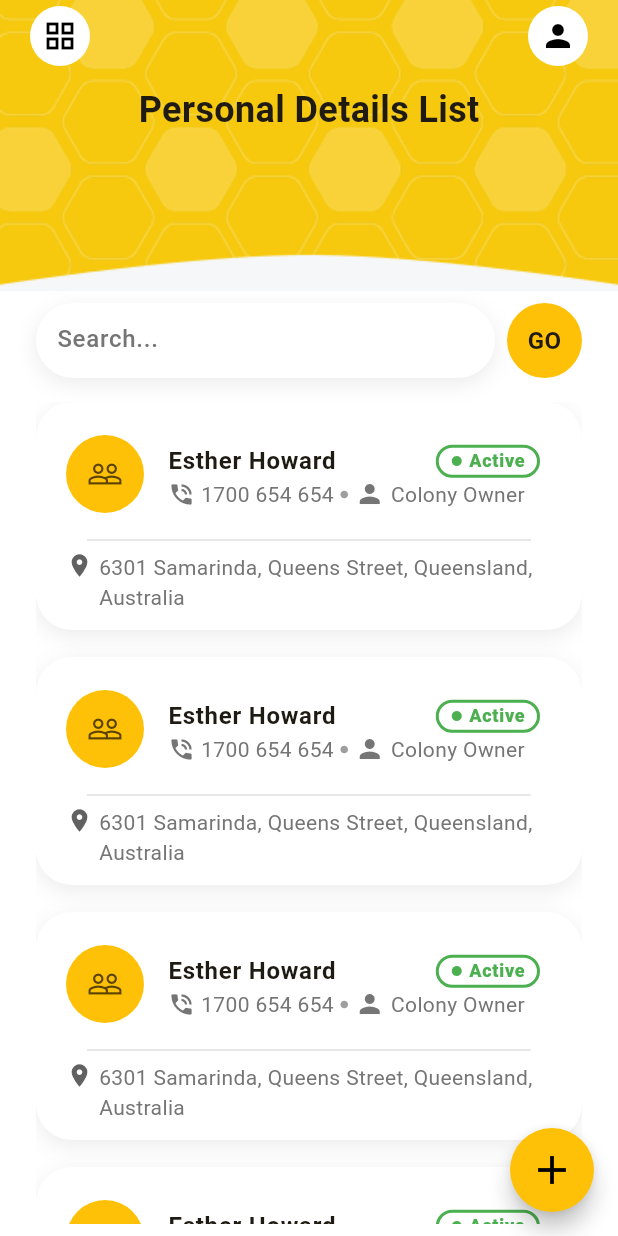
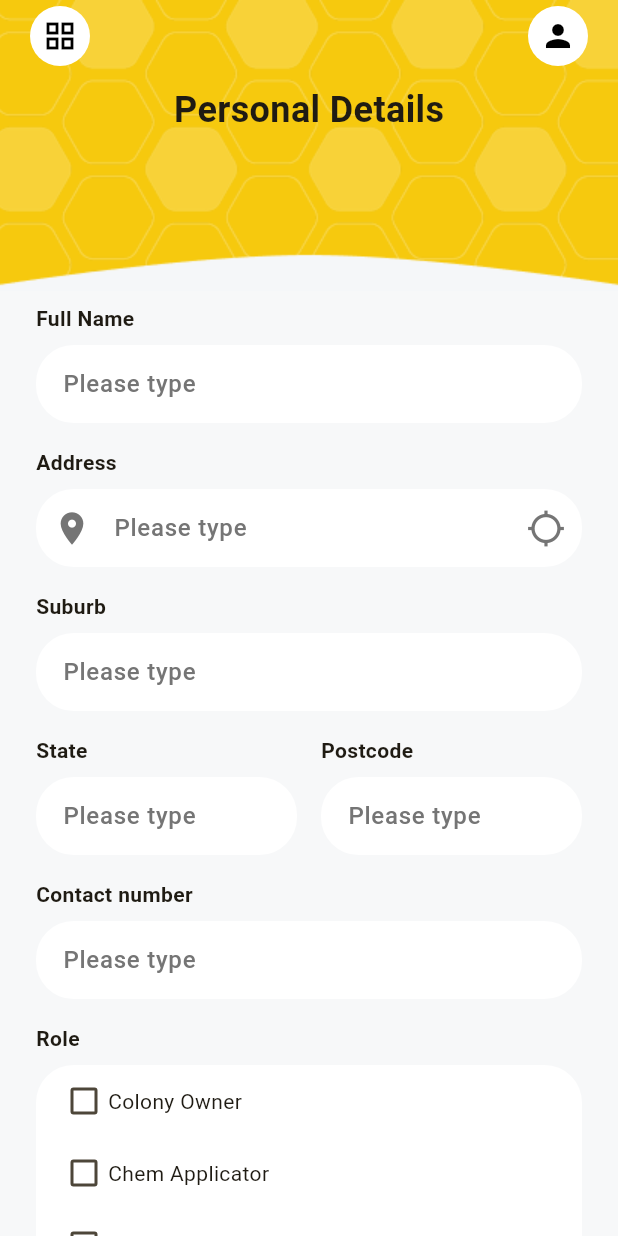
Before and after one commit to vishnucprasad/bee_chem, a Flutter app: the HomeScreen screen opened by its route, after a tap on the "add" icon, on a phone screen of 412 x 824 dp. Run offline on Flutter 3.47's test engine with Material 3 defaults, Android fonts, the phone set to English and light mode, and no system bars; our stand-ins replace flutter_hooks, go_router.

Commit message:
Designed Personal Details Form Screen

```diff
--- a/lib/presentation/router/router.dart
+++ b/lib/presentation/router/router.dart
@@ -1,5 +1,6 @@
 import 'package:bee_chem_app/presentation/screens/home/home_screen.dart';
 import 'package:bee_chem_app/presentation/screens/login/login_screen.dart';
+import 'package:bee_chem_app/presentation/screens/personal_details/personal_details_screen.dart';
 import 'package:bee_chem_app/presentation/screens/splash/splash_screen.dart';
 import 'package:go_router/go_router.dart';
 
@@ -18,5 +19,9 @@ final GoRouter router = GoRouter(
       path: HomeScreen.routePath,
       builder: (context, state) => const HomeScreen(),
     ),
+    GoRoute(
+      path: PersonalDetailsScreen.routePath,
+      builder: (context, state) => const PersonalDetailsScreen(),
+    ),
   ],
 );
--- a/lib/presentation/screens/home/home_screen.dart
+++ b/lib/presentation/screens/home/home_screen.dart
@@ -1,6 +1,9 @@
 import 'package:bee_chem_app/presentation/core/widgets/bee_chem_app_bar.dart';
+import 'package:bee_chem_app/presentation/screens/home/widgets/personal_details_list.dart';
 import 'package:bee_chem_app/presentation/screens/home/widgets/search_box.dart';
+import 'package:bee_chem_app/presentation/screens/personal_details/personal_details_screen.dart';
 import 'package:flutter/material.dart';
+import 'package:go_router/go_router.dart';
 
 class HomeScreen extends StatelessWidget {
   const HomeScreen({super.key});
@@ -18,143 +21,13 @@ class HomeScreen extends StatelessWidget {
             children: [
               SearchBox(),
               SizedBox(height: 16),
-              Expanded(
-                child: ListView.separated(
-                  itemBuilder: (context, index) => Container(
-                    padding: const EdgeInsets.symmetric(
-                      horizontal: 4,
-                      vertical: 12,
-                    ),
-                    decoration: BoxDecoration(
-                      color: Colors.white,
-                      borderRadius: BorderRadius.circular(24),
-                      boxShadow: [
-                        BoxShadow(
-                          color: Colors.grey.withValues(alpha: 0.2),
-                          blurRadius: 12,
-                          offset: const Offset(0, 4),
-                        ),
-                      ],
-                    ),
-                    child: Column(
-                      children: [
-                        ListTile(
-                          leading: CircleAvatar(
-                            backgroundColor: Colors.amber,
-                            radius: 26,
-                            child: Icon(Icons.people_outline),
-                          ),
-                          title: Row(
-                            mainAxisAlignment: MainAxisAlignment.spaceBetween,
-                            children: [
-                              Text(
-                                'Esther Howard',
-                                style: TextStyle(
-                                  fontSize: 16,
-                                  fontWeight: FontWeight.bold,
-                                ),
-                              ),
-                              Container(
-                                padding: const EdgeInsets.symmetric(
-                                  horizontal: 8,
-                                ),
-                                decoration: BoxDecoration(
-                                  border: Border.all(
-                                    color: Colors.green,
-                                    width: 2,
-                                  ),
-                                  borderRadius: BorderRadius.circular(20),
-                                ),
-                                child: Row(
-                                  children: [
-                                    Icon(
-                                      Icons.circle,
-                                      color: Colors.green,
-                                      size: 8,
-                                    ),
-                                    const SizedBox(width: 4),
-                                    Text(
-                                      'Active',
-                                      style: TextStyle(
-                                        fontSize: 12,
-                                        color: Colors.green,
-                                        fontWeight: FontWeight.w900,
-                                      ),
-                                    ),
-                                  ],
-                                ),
-                              ),
-                            ],
-                          ),
-                          subtitle: Row(
-                            children: [
-                              Icon(
-                                Icons.phone_in_talk,
-                                color: Colors.grey.shade600,
-                                size: 18,
-                              ),
-                              const SizedBox(width: 4),
-                              Text(
-                                '1700 654 654',
-                                style: TextStyle(color: Colors.grey.shade600),
-                              ),
-                              SizedBox(width: 4),
-                              Icon(Icons.circle, color: Colors.grey, size: 6),
-                              SizedBox(width: 4),
-                              Icon(
-                                Icons.person,
-                                color: Colors.grey.shade600,
-                                size: 20,
-                              ),
-                              const SizedBox(width: 4),
-                              Text(
-                                'Colony Owner',
-                                style: TextStyle(color: Colors.grey.shade600),
-                              ),
-                            ],
-                          ),
-                        ),
-                        Divider(
-                          indent: 30,
-                          endIndent: 30,
-                          color: Colors.grey.shade300,
-                        ),
-                        Padding(
-                          padding: const EdgeInsets.symmetric(horizontal: 16.0),
-                          child: Row(
-                            crossAxisAlignment: CrossAxisAlignment.start,
-                            children: [
-                              Icon(
-                                Icons.location_on,
-                                color: Colors.grey.shade700,
-                                size: 18,
-                              ),
-                              const SizedBox(width: 4),
-                              Expanded(
-                                child: Text(
-                                  '6301 Samarinda, Queens Street, Queensland, Australia',
-                                  maxLines: 3,
-                                  overflow: TextOverflow.ellipsis,
-                                  style: TextStyle(color: Colors.grey.shade600),
-                                ),
-                              ),
-                            ],
-                          ),
-                        ),
-                      ],
-                    ),
-                  ),
-                  separatorBuilder: (context, index) =>
-                      const SizedBox(height: 18),
-                  itemCount: 10,
-                ),
-              ),
+              Expanded(child: PersonalDetailsList()),
             ],
           ),
         ),
       ),
       floatingActionButton: FloatingActionButton(
-        onPressed: () {},
+        onPressed: () => context.push(PersonalDetailsScreen.routePath),
         shape: CircleBorder(),
         backgroundColor: Colors.amber,
         foregroundColor: Colors.black,
--- /dev/null
+++ b/lib/presentation/screens/home/widgets/personal_details_list.dart
@@ -0,0 +1,15 @@
+import 'package:bee_chem_app/presentation/screens/home/widgets/personal_details_list_item.dart';
+import 'package:flutter/material.dart';
+
+class PersonalDetailsList extends StatelessWidget {
+  const PersonalDetailsList({super.key});
+
+  @override
+  Widget build(BuildContext context) {
+    return ListView.separated(
+      itemBuilder: (context, index) => PersonalDetailsListItem(),
+      separatorBuilder: (context, index) => const SizedBox(height: 18),
+      itemCount: 10,
+    );
+  }
+}
--- /dev/null
+++ b/lib/presentation/screens/home/widgets/personal_details_list_item.dart
@@ -0,0 +1,106 @@
+import 'package:flutter/material.dart';
+
+class PersonalDetailsListItem extends StatelessWidget {
+  const PersonalDetailsListItem({super.key});
+
+  @override
+  Widget build(BuildContext context) {
+    return Container(
+      padding: const EdgeInsets.symmetric(horizontal: 4, vertical: 12),
+      decoration: BoxDecoration(
+        color: Colors.white,
+        borderRadius: BorderRadius.circular(24),
+        boxShadow: [
+          BoxShadow(
+            color: Colors.grey.withValues(alpha: 0.2),
+            blurRadius: 12,
+            offset: const Offset(0, 4),
+          ),
+        ],
+      ),
+      child: Column(
+        children: [
+          ListTile(
+            leading: CircleAvatar(
+              backgroundColor: Colors.amber,
+              radius: 26,
+              child: Icon(Icons.people_outline),
+            ),
+            title: Row(
+              mainAxisAlignment: MainAxisAlignment.spaceBetween,
+              children: [
+                Text(
+                  'Esther Howard',
+                  style: TextStyle(fontSize: 16, fontWeight: FontWeight.bold),
+                ),
+                Container(
+                  padding: const EdgeInsets.symmetric(horizontal: 8),
+                  decoration: BoxDecoration(
+                    border: Border.all(color: Colors.green, width: 2),
+                    borderRadius: BorderRadius.circular(20),
+                  ),
+                  child: Row(
+                    children: [
+                      Icon(Icons.circle, color: Colors.green, size: 8),
+                      const SizedBox(width: 4),
+                      Text(
+                        'Active',
+                        style: TextStyle(
+                          fontSize: 12,
+                          color: Colors.green,
+                          fontWeight: FontWeight.w900,
+                        ),
+                      ),
+                    ],
+                  ),
+                ),
+              ],
+            ),
+            subtitle: Row(
+              children: [
+                Icon(
+                  Icons.phone_in_talk,
+                  color: Colors.grey.shade600,
+                  size: 18,
+                ),
+                const SizedBox(width: 4),
+                Text(
+                  '1700 654 654',
+                  style: TextStyle(color: Colors.grey.shade600),
+                ),
+                SizedBox(width: 4),
+                Icon(Icons.circle, color: Colors.grey, size: 6),
+                SizedBox(width: 4),
+                Icon(Icons.person, color: Colors.grey.shade600, size: 20),
+                const SizedBox(width: 4),
+                Text(
+                  'Colony Owner',
+                  style: TextStyle(color: Colors.grey.shade600),
+                ),
+              ],
+            ),
+          ),
+          Divider(indent: 30, endIndent: 30, color: Colors.grey.shade300),
+          Padding(
+            padding: const EdgeInsets.symmetric(horizontal: 16.0),
+            child: Row(
+              crossAxisAlignment: CrossAxisAlignment.start,
+              children: [
+                Icon(Icons.location_on, color: Colors.grey.shade700, size: 18),
+                const SizedBox(width: 4),
+                Expanded(
+                  child: Text(
+                    '6301 Samarinda, Queens Street, Queensland, Australia',
+                    maxLines: 3,
+                    overflow: TextOverflow.ellipsis,
+                    style: TextStyle(color: Colors.grey.shade600),
+                  ),
+                ),
+              ],
+            ),
+          ),
+        ],
+      ),
+    );
+  }
+}
--- /dev/null
+++ b/lib/presentation/screens/personal_details/personal_details_screen.dart
@@ -0,0 +1,17 @@
+import 'package:bee_chem_app/presentation/core/widgets/bee_chem_app_bar.dart';
+import 'package:bee_chem_app/presentation/screens/personal_details/widgets/personal_details_form.dart';
+import 'package:flutter/material.dart';
+
+class PersonalDetailsScreen extends StatelessWidget {
+  const PersonalDetailsScreen({super.key});
+
+  static final String routePath = '/personal-details';
+
+  @override
+  Widget build(BuildContext context) {
+    return Scaffold(
+      appBar: BeeChemAppBar(title: 'Personal Details'),
+      body: SafeArea(child: PersonalDetailsForm()),
+    );
+  }
+}
--- /dev/null
+++ b/lib/presentation/screens/personal_details/widgets/form_input_field.dart
@@ -0,0 +1,57 @@
+import 'package:flutter/material.dart';
+
+class FormInputField extends StatelessWidget {
+  const FormInputField({
+    super.key,
+    required this.label,
+    required this.hint,
+    this.prefixIcon,
+    this.suffixIcon,
+    this.maxLines,
+    this.maxLength,
+  });
+
+  final String label;
+  final String hint;
+  final Widget? prefixIcon;
+  final Widget? suffixIcon;
+  final int? maxLines;
+  final int? maxLength;
+
+  @override
+  Widget build(BuildContext context) {
+    return Column(
+      crossAxisAlignment: CrossAxisAlignment.start,
+      children: [
+        Text(label, style: TextStyle(fontWeight: FontWeight.w600)),
+        const SizedBox(height: 8),
+        TextFormField(
+          style: const TextStyle(
+            color: Color(0xFF534F4F),
+            fontWeight: FontWeight.w500,
+          ),
+          maxLines: maxLines ?? 1,
+          maxLength: maxLength,
+          decoration: InputDecoration(
+            hintText: hint,
+            hintStyle: TextStyle(
+              fontSize: 16,
+              color: Colors.grey.shade600,
+              fontWeight: FontWeight.w500,
+            ),
+            prefixIcon: prefixIcon,
+            suffixIcon: suffixIcon,
+            border: OutlineInputBorder(
+              borderRadius: BorderRadius.circular(25),
+              borderSide: BorderSide.none,
+            ),
+            contentPadding: const EdgeInsets.all(14),
+            isDense: true,
+            filled: true,
+            fillColor: Colors.white,
+          ),
+        ),
+      ],
+    );
+  }
+}
--- /dev/null
+++ b/lib/presentation/screens/personal_details/widgets/personal_details_form.dart
@@ -0,0 +1,107 @@
+import 'package:bee_chem_app/presentation/screens/personal_details/widgets/form_input_field.dart';
+import 'package:bee_chem_app/presentation/screens/personal_details/widgets/role_selector.dart';
+import 'package:flutter/material.dart';
+
+class PersonalDetailsForm extends StatelessWidget {
+  const PersonalDetailsForm({super.key});
+
+  @override
+  Widget build(BuildContext context) {
+    return ListView(
+      padding: const EdgeInsets.symmetric(horizontal: 24, vertical: 8),
+      children: [
+        FormInputField(label: 'Full Name', hint: 'Please type'),
+        SizedBox(height: 16),
+        FormInputField(
+          label: 'Address',
+          hint: 'Please type',
+          prefixIcon: Icon(
+            Icons.location_on,
+            size: 26,
+            color: Colors.grey.shade600,
+          ),
+          suffixIcon: IconButton(
+            onPressed: () {},
+            icon: Icon(
+              Icons.location_searching,
+              size: 26,
+              color: Colors.grey.shade600,
+            ),
+          ),
+        ),
+        SizedBox(height: 16),
+        FormInputField(label: 'Suburb', hint: 'Please type'),
+        SizedBox(height: 16),
+        Row(
+          children: [
+            Expanded(
+              child: FormInputField(label: 'State', hint: 'Please type'),
+            ),
+            SizedBox(width: 16),
+            Expanded(
+              child: FormInputField(label: 'Postcode', hint: 'Please type'),
+            ),
+          ],
+        ),
+        SizedBox(height: 16),
+        FormInputField(label: 'Contact number', hint: 'Please type'),
+        SizedBox(height: 16),
+        RoleSelector(),
+        SizedBox(height: 16),
+        FormInputField(
+          label: 'Additional Notes',
+          hint: 'Please type',
+          maxLines: 5,
+          maxLength: 500,
+        ),
+        SizedBox(height: 16),
+        Row(
+          mainAxisAlignment: MainAxisAlignment.spaceBetween,
+          children: [
+            Text('Status', style: TextStyle(fontWeight: FontWeight.w600)),
+            Switch(
+              value: true,
+              onChanged: (value) {},
+              activeThumbColor: Colors.white,
+              activeTrackColor: const Color(0xFF27C152),
+              inactiveTrackColor: const Color(0xFFE9ECEF),
+              inactiveThumbColor: Colors.grey,
+              materialTapTargetSize: MaterialTapTargetSize.shrinkWrap,
+            ),
+          ],
+        ),
+        SizedBox(height: 32),
+        Row(
+          children: [
+            Expanded(
+              child: ElevatedButton(
+                onPressed: () {},
+                style: ElevatedButton.styleFrom(
+                  padding: const EdgeInsets.symmetric(
+                    vertical: 14,
+                    horizontal: 8,
+                  ),
+                  backgroundColor: Colors.grey.shade300,
+                  foregroundColor: Colors.black,
+                ),
+                child: Text('CANCEL'),
+              ),
+            ),
+            Spacer(),
+            Expanded(
+              child: ElevatedButton(
+                onPressed: () {},
+                style: ElevatedButton.styleFrom(
+                  padding: const EdgeInsets.all(14),
+                  backgroundColor: Colors.amber,
+                  foregroundColor: Colors.black,
+                ),
+                child: Text('SAVE'),
+              ),
+            ),
+          ],
+        ),
+      ],
+    );
+  }
+}
--- /dev/null
+++ b/lib/presentation/screens/personal_details/widgets/role_selector.dart
@@ -0,0 +1,68 @@
+import 'package:flutter/material.dart';
+
+class RoleSelector extends StatelessWidget {
+  const RoleSelector({super.key});
+
+  @override
+  Widget build(BuildContext context) {
+    return Column(
+      crossAxisAlignment: CrossAxisAlignment.start,
+      children: [
+        Text('Role', style: TextStyle(fontWeight: FontWeight.w600)),
+        const SizedBox(height: 8),
+        Container(
+          padding: const EdgeInsets.symmetric(horizontal: 16, vertical: 8),
+          decoration: BoxDecoration(
+            color: Colors.white,
+            borderRadius: BorderRadius.circular(25),
+          ),
+          child: Column(
+            children: [
+              Row(
+                children: [
+                  Checkbox(
+                    value: false,
+                    onChanged: (value) {},
+                    activeColor: Colors.amber,
+                    focusColor: Colors.amber,
+                    visualDensity: VisualDensity.compact,
+                    materialTapTargetSize: MaterialTapTargetSize.shrinkWrap,
+                  ),
+                  Text('Colony Owner'),
+                ],
+              ),
+              SizedBox(height: 16),
+              Row(
+                children: [
+                  Checkbox(
+                    value: false,
+                    onChanged: (value) {},
+                    activeColor: Colors.amber,
+                    focusColor: Colors.amber,
+                    visualDensity: VisualDensity.compact,
+                    materialTapTargetSize: MaterialTapTargetSize.shrinkWrap,
+                  ),
+                  Text('Chem Applicator'),
+                ],
+              ),
+              SizedBox(height: 16),
+              Row(
+                children: [
+                  Checkbox(
+                    value: false,
+                    onChanged: (value) {},
+                    activeColor: Colors.amber,
+                    focusColor: Colors.amber,
+                    visualDensity: VisualDensity.compact,
+                    materialTapTargetSize: MaterialTapTargetSize.shrinkWrap,
+                  ),
+                  Text('Land Owner'),
+                ],
+              ),
+            ],
+          ),
+        ),
+      ],
+    );
+  }
+}
--- a/lib/presentation/themes/light_theme.dart
+++ b/lib/presentation/themes/light_theme.dart
@@ -3,7 +3,7 @@ import 'package:flutter/material.dart';
 final lightTheme = ThemeData(
   colorScheme: ColorScheme.fromSeed(
     seedColor: Colors.amber,
-    surface: Colors.white,
+    surface: Color(0xFFF7F8F9),
   ),
   useMaterial3: true,
 );
```
